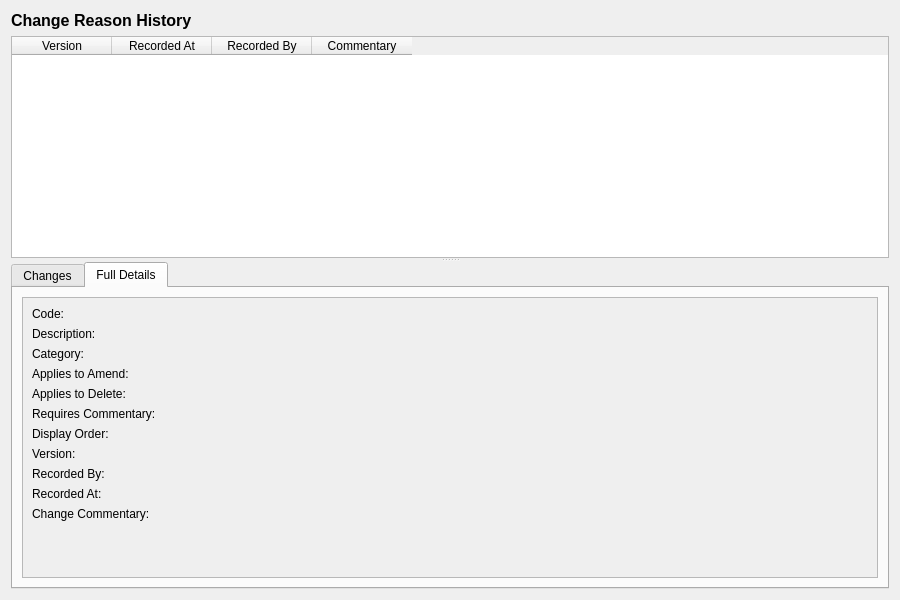
Before: the Qt Designer form projects/ores.qt/ui/ChangeReasonHistoryDialog.ui in OreStudio/OreStudio, drawn with Qt 5.
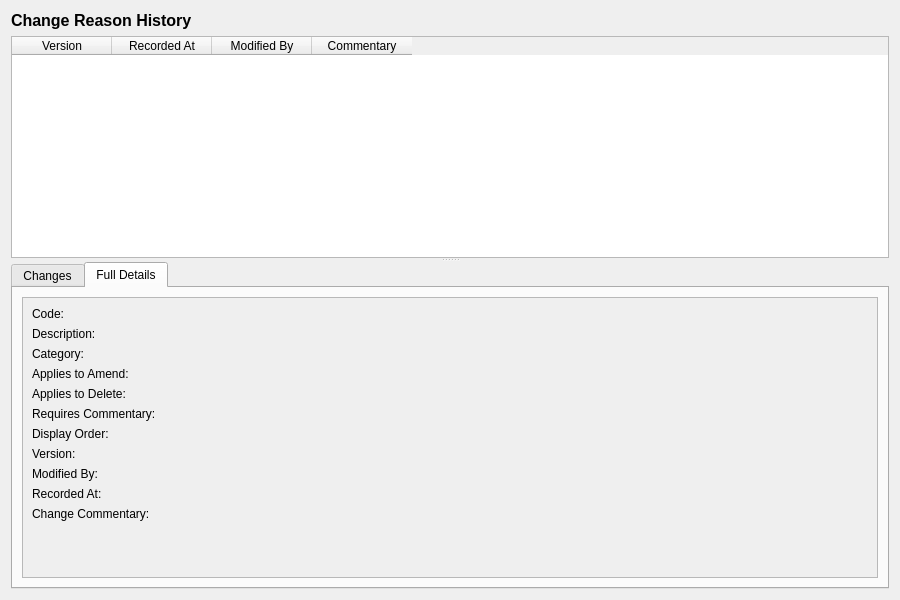
After: the same form once the commit is applied. The open tabs and pages were chosen to show the change.

Commit message: [protocol] Fix audit trail metadata: rename recorded_by, remove from wire format

```diff
--- a/projects/ores.qt/ui/ChangeReasonHistoryDialog.ui
+++ b/projects/ores.qt/ui/ChangeReasonHistoryDialog.ui
@@ -63,7 +63,7 @@
       </column>
       <column>
        <property name="text">
-        <string>Recorded By</string>
+        <string>Modified By</string>
        </property>
       </column>
       <column>
@@ -267,7 +267,7 @@
                <item row="8" column="0">
                 <widget class="QLabel" name="recordedByLabel">
                  <property name="text">
-                  <string>Recorded By:</string>
+                  <string>Modified By:</string>
                  </property>
                 </widget>
                </item>
```
Left out of the diff: 4 changed lines with no effect on the pictures. The commit also changes 473 other files.
